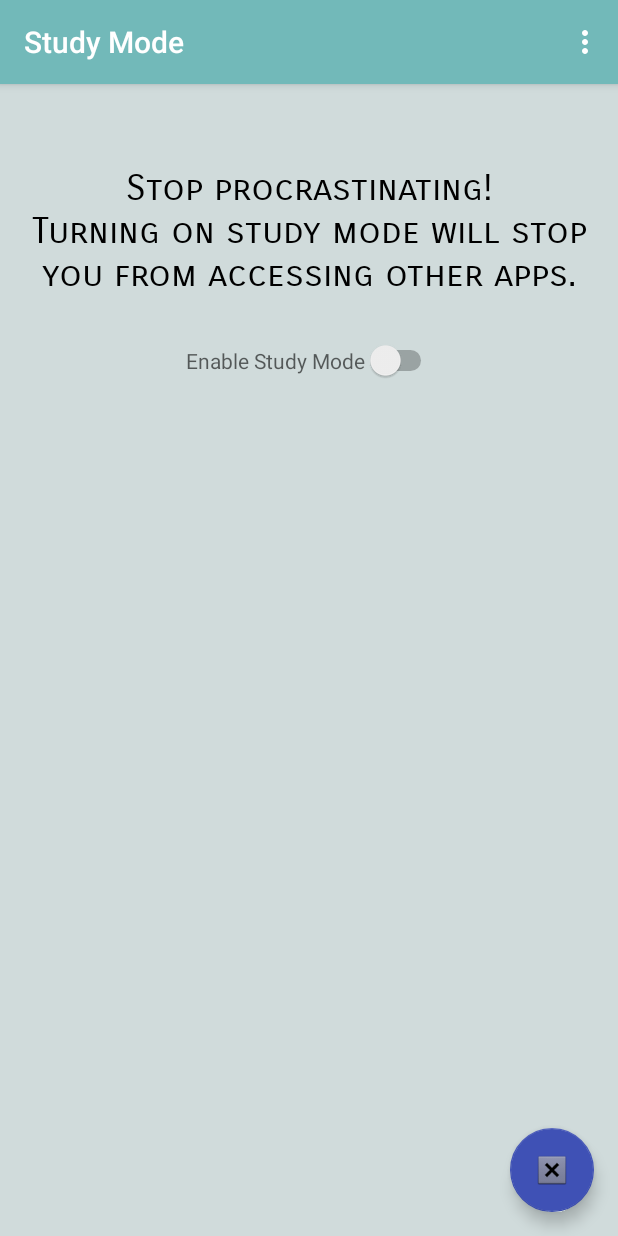
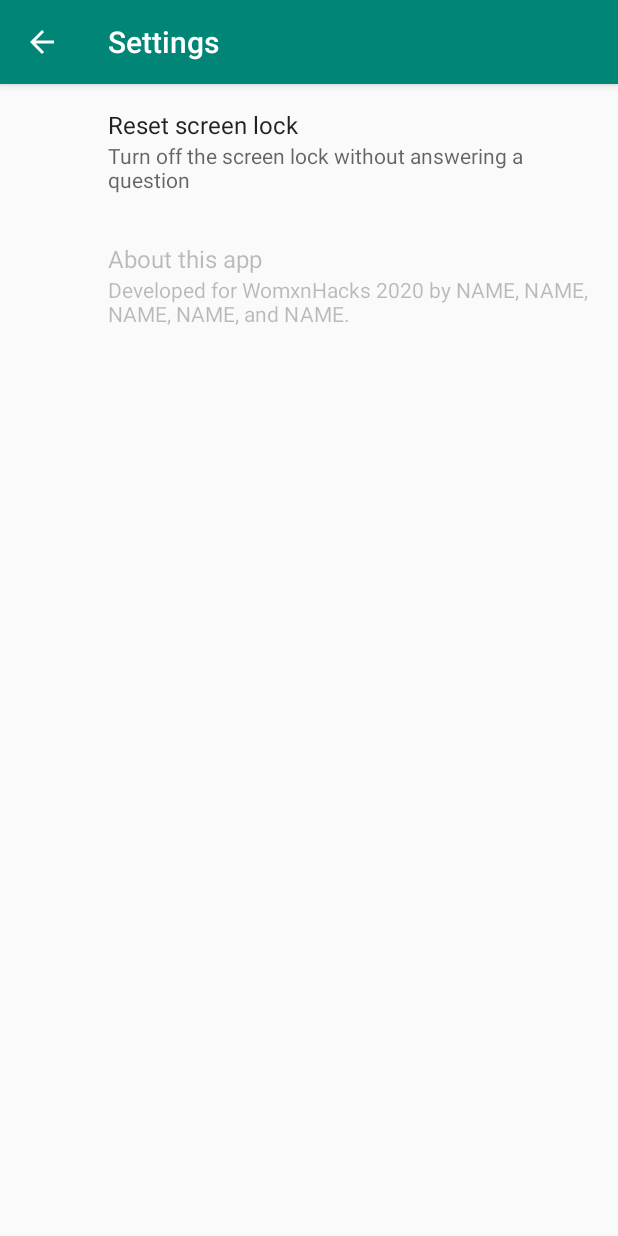
Before and after one commit to kat-avila/WomxnHacks2020, an Android app: the screen it shows after launch (MainActivity before the commit, SettingsActivity after it), in the options menu, after a tap on "Settings", on a phone screen of 412 x 824 dp. Run offline under Robolectric (Android 15) with nearby library versions, the light colour scheme and no system bars; our stand-ins replace androidx.preference.

Commit message:
JZ - Settings page

```diff
--- a/app/build.gradle
+++ b/app/build.gradle
@@ -5,7 +5,7 @@ android {
     buildToolsVersion "29.0.2"
     defaultConfig {
         applicationId "com.example.myapplicationtest1"
-        minSdkVersion 15
+        minSdkVersion 21
         targetSdkVersion 29
         versionCode 1
         versionName "1.0"
@@ -24,6 +24,8 @@ dependencies {
     implementation 'androidx.appcompat:appcompat:1.0.2'
     implementation 'androidx.constraintlayout:constraintlayout:1.1.3'
     implementation 'com.google.android.material:material:1.0.0'
+    implementation 'androidx.preference:preference:1.1.0-alpha05'
+    implementation 'androidx.legacy:legacy-support-v4:1.0.0'
     testImplementation 'junit:junit:4.12'
     androidTestImplementation 'androidx.test.ext:junit:1.1.0'
     androidTestImplementation 'androidx.test.espresso:espresso-core:3.1.1'
--- a/app/src/main/AndroidManifest.xml
+++ b/app/src/main/AndroidManifest.xml
@@ -9,6 +9,10 @@
         android:roundIcon="@mipmap/ic_launcher_round"
         android:supportsRtl="true"
         android:theme="@style/AppTheme">
+        <activity
+            android:name=".SettingsActivity"
+            android:label="@string/title_activity_settings"
+            android:parentActivityName=".MainActivity"></activity>
         <activity
             android:name=".MainActivity"
             android:label="@string/app_name"
--- a/app/src/main/java/com/example/myapplicationtest1/MainActivity.java
+++ b/app/src/main/java/com/example/myapplicationtest1/MainActivity.java
@@ -1,6 +1,8 @@
 package com.example.myapplicationtest1;
 
+
 import android.os.Build;
+import android.content.Intent;
 import android.os.Bundle;
 import android.view.Menu;
 import android.view.MenuItem;
@@ -156,6 +158,8 @@ public class MainActivity extends AppCompatActivity {
 
         //noinspection SimplifiableIfStatement
         if (id == R.id.action_settings) {
+            Intent intent = new Intent(this, SettingsActivity.class);
+            startActivity(intent);
             return true;
         }
 
--- /dev/null
+++ b/app/src/main/java/com/example/myapplicationtest1/SettingsActivity.java
@@ -0,0 +1,51 @@
+package com.example.myapplicationtest1;
+
+import android.os.Bundle;
+import android.view.View;
+import android.widget.Toast;
+
+import androidx.appcompat.app.ActionBar;
+import androidx.appcompat.app.AppCompatActivity;
+import androidx.preference.Preference;
+import androidx.preference.PreferenceFragmentCompat;
+
+public class SettingsActivity extends AppCompatActivity {
+
+    @Override
+    protected void onCreate(Bundle savedInstanceState) {
+        super.onCreate(savedInstanceState);
+        setContentView(R.layout.settings_activity);
+        getSupportFragmentManager()
+                .beginTransaction()
+                .replace(R.id.settings, new SettingsFragment())
+                .commit();
+        ActionBar actionBar = getSupportActionBar();
+        if (actionBar != null) {
+            actionBar.setDisplayHomeAsUpEnabled(true);
+        }
+
+
+
+    }
+
+    public static class SettingsFragment extends PreferenceFragmentCompat {
+        @Override
+        public void onCreatePreferences(Bundle savedInstanceState, String rootKey) {
+            setPreferencesFromResource(R.xml.root_preferences, rootKey);
+
+
+            //Preference resetPref = (Preference) findViewById(R.id.resetLockSetting);
+            findPreference("resetPref").setOnPreferenceClickListener(new Preference.OnPreferenceClickListener() {
+                @Override
+                public boolean onPreferenceClick(Preference pref) {
+                    getActivity().stopLockTask();
+                    return true;
+                }
+            });
+
+        }
+
+
+
+    }
+}
--- /dev/null
+++ b/app/src/main/res/layout/settings_activity.xml
@@ -0,0 +1,9 @@
+<LinearLayout xmlns:android="http://schemas.android.com/apk/res/android"
+    android:layout_width="match_parent"
+    android:layout_height="match_parent">
+
+    <FrameLayout
+        android:id="@+id/settings"
+        android:layout_width="match_parent"
+        android:layout_height="match_parent" />
+</LinearLayout>
--- /dev/null
+++ b/app/src/main/res/xml/root_preferences.xml
@@ -0,0 +1,34 @@
+<!--
+  ~ Copyright 2018 The app Open Source Project
+  ~
+  ~ Licensed under the Apache License, Version 2.0 (the "License");
+  ~ you may not use this file except in compliance with the License.
+  ~ You may obtain a copy of the License at
+  ~
+  ~      http://www.apache.org/licenses/LICENSE-2.0
+  ~
+  ~ Unless required by applicable law or agreed to in writing, software
+  ~ distributed under the License is distributed on an "AS IS" BASIS,
+  ~ WITHOUT WARRANTIES OR CONDITIONS OF ANY KIND, either express or implied.
+  ~ See the License for the specific language governing permissions and
+  ~ limitations under the License.
+  -->
+
+<PreferenceScreen xmlns:android="http://schemas.android.com/apk/res/android"
+    xmlns:app="http://schemas.android.com/apk/res-auto">
+
+    <Preference
+        android:id="@+id/resetLockSetting"
+        android:clickable="true"
+        app:enabled="true"
+        app:key = "resetPref"
+        app:summary="Turn off the screen lock without answering a question"
+        app:title="Reset screen lock"></Preference>
+
+    <Preference
+        android:id="@+id/about"
+        app:enabled="false"
+        app:summary="Developed for WomxnHacks 2020 by NAME, NAME, NAME, NAME, and NAME."
+        app:title="About this app"></Preference>
+
+</PreferenceScreen>
```
Also changed, not shown: app/src/main/res/values/arrays.xml (added, +12 -0 lines), app/src/main/res/values/strings.xml (+19 -0 lines).
